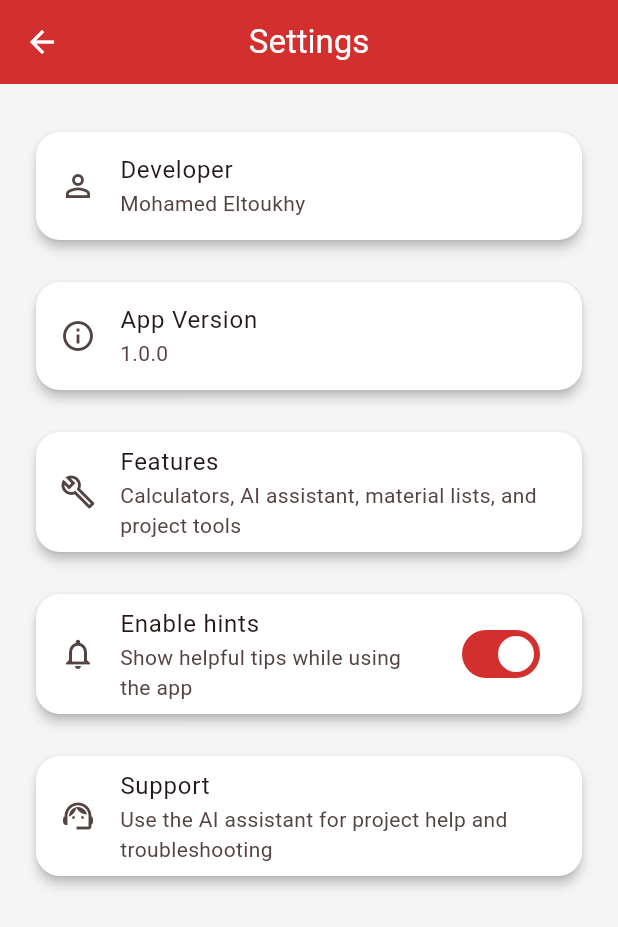
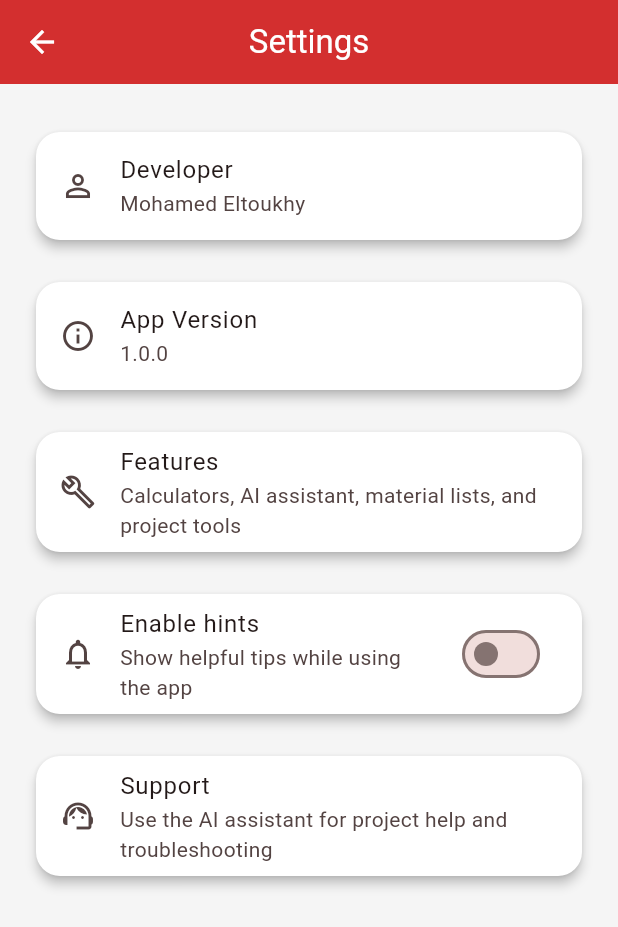
Before and after one commit to L2kee/ElectricalAI-Pro, a Flutter app: the SettingsScreen screen opened directly, after a tap on "Enable hints", on a phone screen of 412 x 824 dp. Shown: the top 927 px of the screen. Run offline on Flutter 3.47's test engine with Material 3 defaults, Android fonts, the phone set to English and light mode, and no system bars; our stand-ins replace shared_preferences; accounts and stored records are empty.

Commit message:
Complete Version 1 QA and add persistent settings

```diff
--- a/frontend/lib/screens/circuit_load_screen.dart
+++ b/frontend/lib/screens/circuit_load_screen.dart
@@ -135,7 +135,7 @@ class _CircuitLoadScreenState extends State<CircuitLoadScreen> {
         child: Column(
           crossAxisAlignment: CrossAxisAlignment.stretch,
           children: [
-            const Icon(Icons.calculate, size: 70, color: Colors.orange),
+            const Icon(Icons.calculate, size: 70, color: Colors.red),
             const SizedBox(height: 20),
             const Text(
               "Circuit Load Calculator",
@@ -232,7 +232,7 @@ class _CircuitLoadScreenState extends State<CircuitLoadScreen> {
                           style: const TextStyle(
                             fontSize: 30,
                             fontWeight: FontWeight.bold,
-                            color: Colors.orange,
+                            color: Colors.red,
                           ),
                         ),
                       ],
--- a/frontend/lib/screens/settings_screen.dart
+++ b/frontend/lib/screens/settings_screen.dart
@@ -1,54 +1,102 @@
 import 'package:flutter/material.dart';
+import 'package:shared_preferences/shared_preferences.dart';
 
-class SettingsScreen extends StatelessWidget {
+class SettingsScreen extends StatefulWidget {
   const SettingsScreen({super.key});
+
+  @override
+  State<SettingsScreen> createState() => _SettingsScreenState();
+}
+
+class _SettingsScreenState extends State<SettingsScreen> {
+  bool _enableHints = true;
+
+  @override
+  void initState() {
+    super.initState();
+    _loadSettings();
+  }
+
+  Future<void> _loadSettings() async {
+    final prefs = await SharedPreferences.getInstance();
+
+    setState(() {
+      _enableHints = prefs.getBool('enable_hints') ?? true;
+    });
+  }
+
+  Future<void> _updateHints(bool value) async {
+    final prefs = await SharedPreferences.getInstance();
+
+    await prefs.setBool('enable_hints', value);
+
+    setState(() {
+      _enableHints = value;
+    });
+  }
 
   @override
   Widget build(BuildContext context) {
     return Scaffold(
-      appBar: AppBar(title: const Text('Settings')),
+      appBar: AppBar(
+        title: const Text("Settings"),
+      ),
       body: ListView(
         padding: const EdgeInsets.all(24),
         children: [
           Card(
             child: ListTile(
               leading: const Icon(Icons.person_outline),
-              title: const Text('Developer'),
-              subtitle: const Text('Mohamed Eltoukhy'),
+              title: const Text("Developer"),
+              subtitle: const Text("Mohamed Eltoukhy"),
             ),
           ),
+
           const SizedBox(height: 12),
+
           Card(
             child: ListTile(
               leading: const Icon(Icons.info_outline),
-              title: const Text('App Version'),
-              subtitle: const Text('1.0.0'),
+              title: const Text("App Version"),
+              subtitle: const Text("1.0.0"),
             ),
           ),
+
           const SizedBox(height: 12),
+
           Card(
             child: ListTile(
               leading: const Icon(Icons.build_outlined),
-              title: const Text('Features'),
-              subtitle: const Text('Calculators, AI assistant, material lists, and project tools'),
+              title: const Text("Features"),
+              subtitle: const Text(
+                "Calculators, AI assistant, material lists, and project tools",
+              ),
             ),
           ),
+
           const SizedBox(height: 12),
+
           Card(
             child: SwitchListTile(
               secondary: const Icon(Icons.notifications_none),
-              title: const Text('Enable hints'),
-              subtitle: const Text('Show helpful tips while using the app'),
-              value: true,
-              onChanged: (_) {},
+              title: const Text("Enable hints"),
+              subtitle: const Text(
+                "Show helpful tips while using the app",
+              ),
+              value: _enableHints,
+              onChanged: _updateHints,
             ),
           ),
+
           const SizedBox(height: 12),
+
           Card(
             child: ListTile(
               leading: const Icon(Icons.support_agent_outlined),
-              title: const Text('Support'),
-              subtitle: const Text('Use the AI assistant for project help and troubleshooting'),
+              title: const Text("Support"),
+              subtitle: const Text(
+                "Use the AI assistant for project help and troubleshooting",
+              ),
             ),
           ),
         ],
--- a/frontend/pubspec.yaml
+++ b/frontend/pubspec.yaml
@@ -14,6 +14,8 @@ dependencies:
 
   http: ^1.2.2
 
+  shared_preferences: ^2.5.3
+
   cupertino_icons: ^1.0.8
 
 dev_dependencies:
```
Also changed, not shown: frontend/pubspec.lock, 1 other file.
